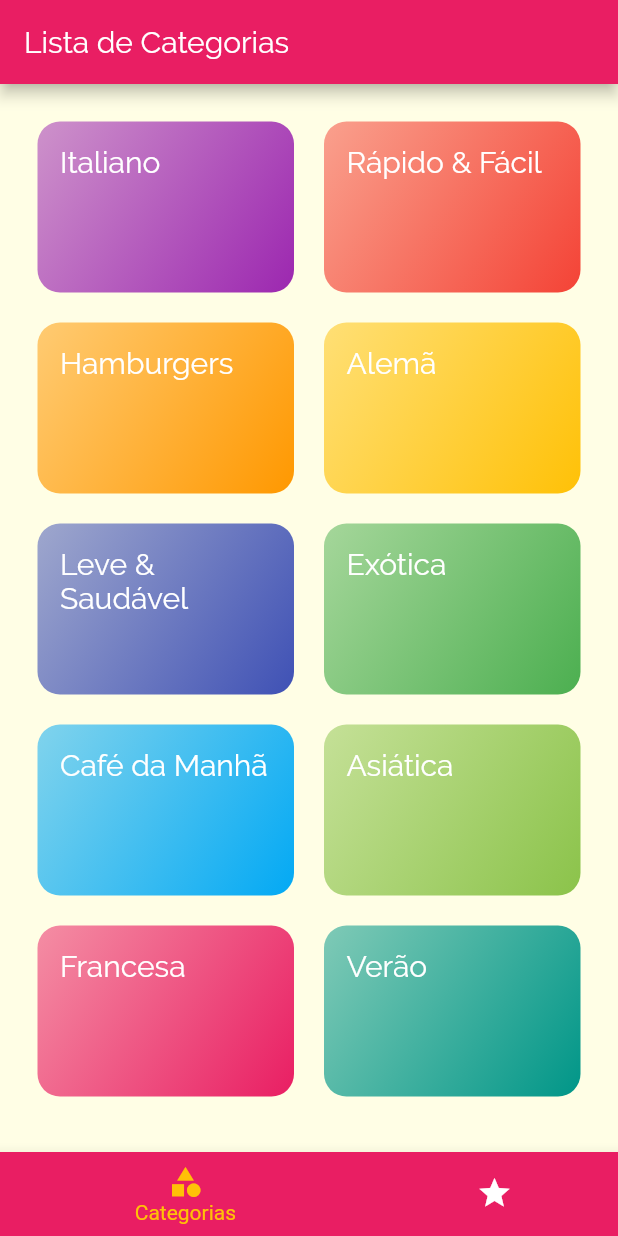
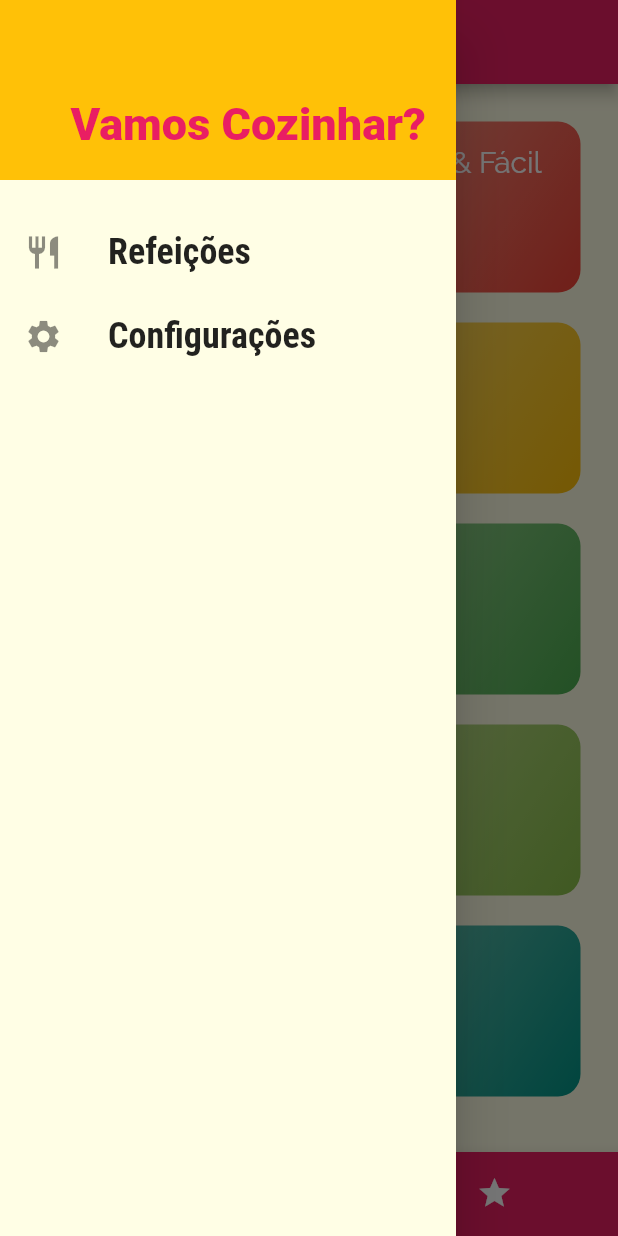
Before and after one commit to leomoreira597/Meals, a Flutter app: the screen it shows after launch, with the side drawer open (before the commit the screen has no drawer), on a phone screen of 412 x 824 dp. Run offline on Flutter 3.47's test engine with Material 2 defaults, Android fonts, the phone set to English and light mode, and no system bars.

Commit message:
Adcionando Drwer menu

```diff
--- /dev/null
+++ b/lib/components/main_drawer.dart
@@ -0,0 +1,62 @@
+import 'package:flutter/material.dart';
+import 'package:meals/utils/app_routes.dart';
+
+class MainDrawer extends StatelessWidget {
+  const MainDrawer({Key? key}) : super(key: key);
+
+  @override
+  Widget build(BuildContext context) {
+    Widget _createItem(IconData icon, String label, Function onTap) {
+      return ListTile(
+        leading: Icon(
+          icon,
+          size: 26,
+        ),
+        title: Text(
+          label,
+          style: const TextStyle(
+            fontFamily: 'RobotoCondensed',
+            fontSize: 24,
+            fontWeight: FontWeight.bold,
+          ),
+        ),
+        onTap: () {},
+      );
+    }
+
+    return Drawer(
+      child: Column(
+        children: [
+          Container(
+            height: 120,
+            width: double.infinity,
+            padding: const EdgeInsets.all(20),
+            color: Theme.of(context).accentColor,
+            alignment: Alignment.bottomRight,
+            child: Text(
+              'Vamos Cozinhar?',
+              style: TextStyle(
+                fontWeight: FontWeight.w900,
+                fontSize: 30,
+                color: Theme.of(context).primaryColor,
+              ),
+            ),
+          ),
+          const SizedBox(
+            height: 20,
+          ),
+          _createItem(
+            Icons.restaurant,
+            'Refeições',
+              () => Navigator.of(context).pushNamed(AppRoutes.HOME),
+          ),
+          _createItem(
+            Icons.settings,
+            'Configurações',
+              () => Navigator.of(context).pushNamed(AppRoutes.SETTINGS)
+          ),
+        ],
+      ),
+    );
+  }
+}
--- a/lib/main.dart
+++ b/lib/main.dart
@@ -1,6 +1,7 @@
 import 'package:flutter/material.dart';
 import 'package:meals/screens/categories_meals_screen.dart';
 import 'package:meals/screens/meal_detail_screen.dart';
+import 'package:meals/screens/settings_screen.dart';
 import 'package:meals/screens/tabs_screen.dart';
 import 'package:meals/utils/app_routes.dart';
 
@@ -38,9 +39,10 @@ class MyApp extends StatelessWidget {
       //       ),
       //     )),
       routes: {
-        AppRoutes.HOME: (ctx) => TabScreen(),
+        AppRoutes.HOME: (ctx) => const TabScreen(),
         AppRoutes.CATEGORIES_MEALS: (ctx) => CategoriesMealsScreen(),
-        AppRoutes.MEAL_DETAIL: (ctx) => MealDetailScreen(),
+        AppRoutes.MEAL_DETAIL: (ctx) => const MealDetailScreen(),
+        AppRoutes.SETTINGS: (ctx) => const SettingsScreens(),
       },
     );
   }
--- /dev/null
+++ b/lib/screens/settings_screen.dart
@@ -0,0 +1,17 @@
+import 'package:flutter/material.dart';
+
+class SettingsScreens extends StatelessWidget {
+  const SettingsScreens({Key? key}) : super(key: key);
+
+  @override
+  Widget build(BuildContext context) {
+    return Scaffold(
+      appBar: AppBar(
+        title: Text('Configurações'),
+      ),
+      body: Center(
+        child: Text('Configurações'),
+      ),
+    );
+  }
+}
--- a/lib/screens/tabs_screen.dart
+++ b/lib/screens/tabs_screen.dart
@@ -1,4 +1,5 @@
 import 'package:flutter/material.dart';
+import 'package:meals/components/main_drawer.dart';
 import 'package:meals/screens/categorys_screens.dart';
 
 import 'favorite_screen.dart';
@@ -13,8 +14,8 @@ class TabScreen extends StatefulWidget {
 class _TabScreenState extends State<TabScreen> {
   int _selectedScreenIndex = 0;
   final List<Map<String,dynamic>> _screens = [
-    {'title': 'Lista de Categorias', 'screen' : CategoriesScreens()},
-    {'title': 'Meus Favoritos', 'screen' : FavoriteScreen()},
+    {'title': 'Lista de Categorias', 'screen' : const CategoriesScreens()},
+    {'title': 'Meus Favoritos', 'screen' : const FavoriteScreen()},
   ];
 
   _selectScreen(int index){
@@ -31,6 +32,7 @@ class _TabScreenState extends State<TabScreen> {
         backgroundColor: Theme.of(context).primaryColor,
         title: Text(_screens[_selectedScreenIndex]['title']),
       ),
+      drawer: MainDrawer(),
       body: _screens[_selectedScreenIndex]['screen'],
       bottomNavigationBar: BottomNavigationBar(
         onTap: _selectScreen,
--- a/lib/utils/app_routes.dart
+++ b/lib/utils/app_routes.dart
@@ -2,4 +2,5 @@ class AppRoutes {
   static const HOME = '/';
   static const CATEGORIES_MEALS = '/categories-meals';
   static const MEAL_DETAIL = '/meal-datal';
+  static const SETTINGS = '/settings';
 }
```
